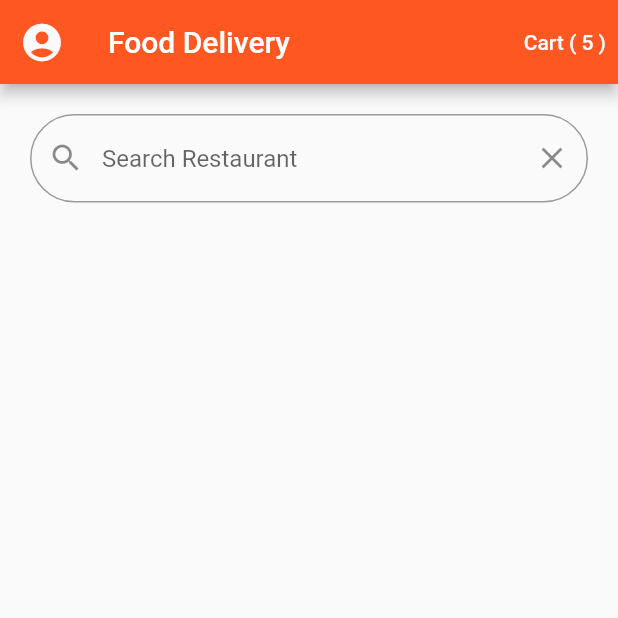
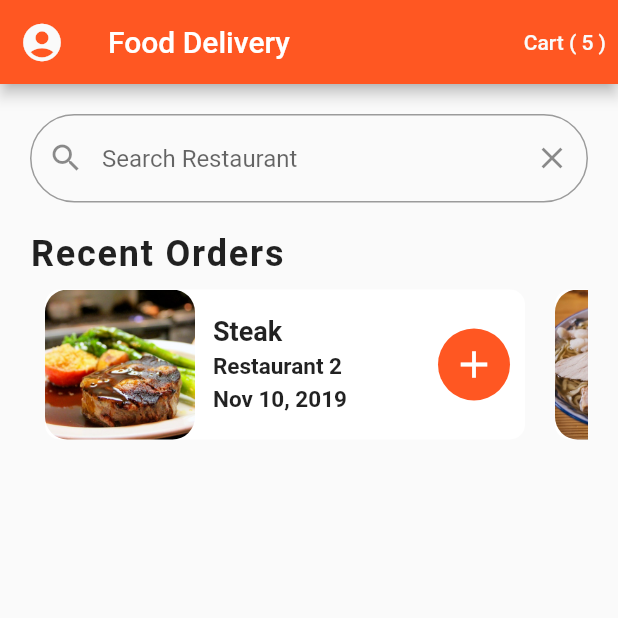
Before and after one commit to AlperMulayim/flutternotes, a Flutter app: the screen it shows after launch, on a phone screen of 412 x 824 dp, the top half of it. Run offline on Flutter 3.47's test engine with Material 2 defaults, Android fonts, the phone set to English and light mode, and no system bars; missing offline and left inert: dart:html.

Commit message:
recent orders card implemented

```diff
--- a/flutter_food_delivery_ui/lib/screens/home_screen.dart
+++ b/flutter_food_delivery_ui/lib/screens/home_screen.dart
@@ -2,6 +2,7 @@ import 'dart:html';
 
 import 'package:flutter/material.dart';
 import 'package:flutter_food_delivery_ui/data/data.dart';
+import 'package:flutter_food_delivery_ui/widgets/recent_order.dart';
 
 class HomeScreen extends StatelessWidget {
   const HomeScreen({Key key}) : super(key: key);
@@ -29,7 +30,6 @@ class HomeScreen extends StatelessWidget {
       ),
       body: ListView(
         children: <Widget>[
-
           Padding(
             padding: const EdgeInsets.all(20.0),
             child: TextField(
@@ -45,7 +45,8 @@ class HomeScreen extends StatelessWidget {
                       borderRadius: BorderRadius.circular(30.0),
                       borderSide: BorderSide(width: 0.8,color: Theme.of(context).primaryColor))),
             ),
-          )
+          ),
+          RecentOrders(),
         ],
       ),
     );
--- /dev/null
+++ b/flutter_food_delivery_ui/lib/widgets/recent_order.dart
@@ -0,0 +1,95 @@
+import 'package:flutter/material.dart';
+import 'package:flutter_food_delivery_ui/data/data.dart';
+import 'package:flutter_food_delivery_ui/models/order.dart';
+
+class RecentOrders extends StatelessWidget {
+  const RecentOrders({Key key}) : super(key: key);
+
+  buildOrder(BuildContext context, Order order) {
+    return Container(
+      margin: EdgeInsets.all(10.0),
+      width: 320.0,
+      decoration: BoxDecoration(
+          color: Colors.white, borderRadius: BorderRadius.circular(10.0)),
+      child: Expanded(
+        child: Row(children: [
+          ClipRRect(
+              borderRadius: BorderRadius.circular(15.0),
+              child: Image(
+                image: AssetImage(order.food.imageUrl),
+                height: 100.0,
+                width: 100.0,
+                fit: BoxFit.cover,
+              )),
+          Expanded(
+            child: Container(
+              margin: EdgeInsets.all(12.0),
+              child: Column(
+                crossAxisAlignment: CrossAxisAlignment.start,
+                mainAxisAlignment: MainAxisAlignment.center,
+                children: [
+                  Text(
+                    order.food.name,
+                    style: TextStyle(fontSize: 18.0, fontWeight: FontWeight.bold),
+                  ),
+                  SizedBox(height: 4.0),
+                  Text(
+                    order.restaurant.name,
+                    style: TextStyle(fontSize: 15.0, fontWeight: FontWeight.w600),
+                  ),
+                  SizedBox(height: 4.0),
+                  Text(
+                    order.date,
+                    style: TextStyle(fontSize: 15.0, fontWeight: FontWeight.w600),
+                  )
+                ],
+              ),
+            ),
+          ),
+          Container(
+            margin: EdgeInsets.only(left: 10.0, right: 10.0),
+            width: 48.0,
+            decoration: BoxDecoration(
+                color: Theme.of(context).primaryColor,
+                borderRadius: BorderRadius.circular(30)),
+            child: IconButton(
+              icon: Icon(Icons.add),
+              iconSize: 30.0,
+              color: Colors.white,
+              onPressed: (() {}),
+            ),
+          )
+        ]),
+      ),
+    );
+  }
+
+  @override
+  Widget build(BuildContext context) {
+    return Padding(
+      padding: const EdgeInsets.symmetric(horizontal: 20.0),
+      child: Column(
+        crossAxisAlignment: CrossAxisAlignment.start,
+        children: [
+          Text(
+            'Recent Orders',
+            style: TextStyle(
+                fontSize: 24.0,
+                fontWeight: FontWeight.w600,
+                letterSpacing: 1.2),
+          ),
+          Container(
+              height: 120.0,
+              child: ListView.builder(
+                scrollDirection: Axis.horizontal,
+                itemBuilder: ((BuildContext context, int index) {
+                  Order order = currentUser.orders[index];
+                  return buildOrder(context, order);
+                }),
+                itemCount: currentUser.orders.length,
+              ))
+        ],
+      ),
+    );
+  }
+}
```
